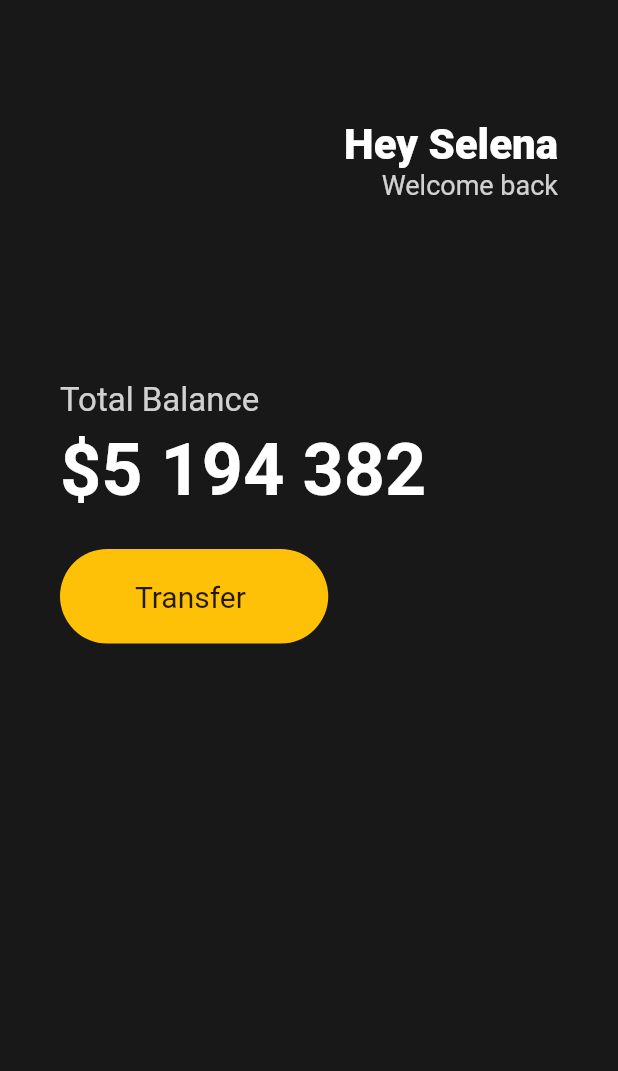
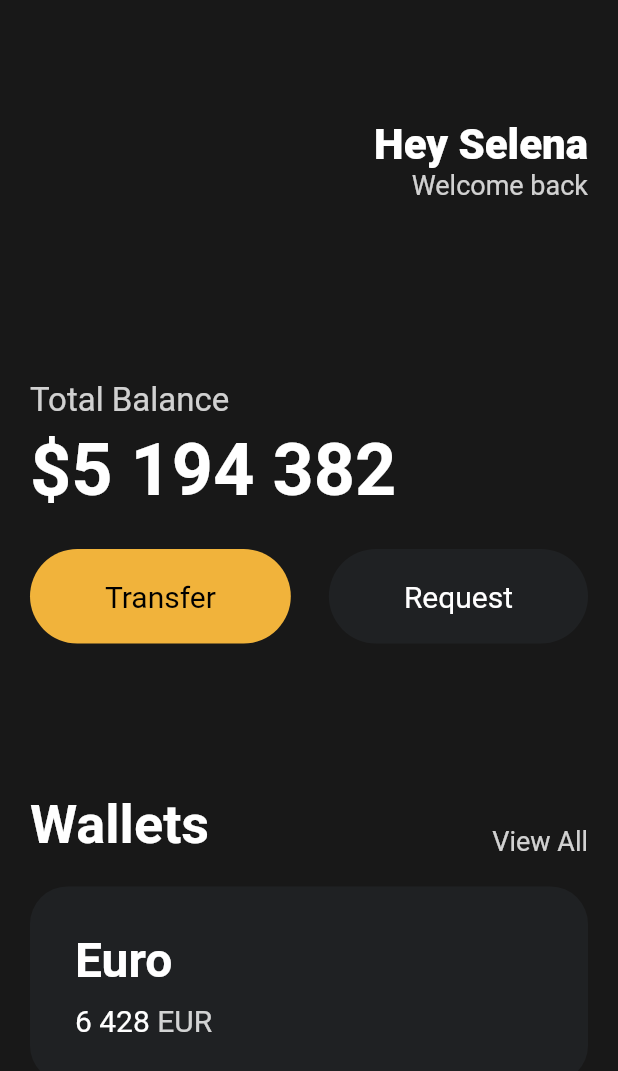
Before and after one commit to kevin622/toonflix, a Flutter app: the screen it shows after launch, on a phone screen of 412 x 824 dp. Shown: the top 1071 px of the screen. Run offline on Flutter 3.47's test engine with Material 2 defaults, Android fonts, the phone set to English and light mode, and no system bars.

Commit message:
started first card

```diff
--- a/lib/main.dart
+++ b/lib/main.dart
@@ -1,4 +1,5 @@
 import 'package:flutter/material.dart';
+import 'package:toonflix/widgets/button.dart';
 
 void main() {
   runApp(const MyApp());
@@ -13,7 +14,9 @@ class MyApp extends StatelessWidget {
       home: Scaffold(
           backgroundColor: const Color(0xFF181818),
           body: Padding(
-            padding: const EdgeInsets.symmetric(horizontal: 40),
+            padding: const EdgeInsets.symmetric(
+              horizontal: 20,
+            ),
             child: Column(
               crossAxisAlignment: CrossAxisAlignment.start,
               children: [
@@ -69,27 +72,96 @@ class MyApp extends StatelessWidget {
                 const SizedBox(
                   height: 25,
                 ),
+                const Row(
+                  mainAxisAlignment: MainAxisAlignment.spaceBetween,
+                  children: [
+                    Button(
+                      bgColor: Color(0xFFF1B33B),
+                      textColor: Colors.black,
+                      text: "Transfer",
+                    ),
+                    Button(
+                      bgColor: Color(0xFF1F2123),
+                      textColor: Colors.white,
+                      text: "Request",
+                    ),
+                  ],
+                ),
+                const SizedBox(
+                  height: 100,
+                ),
                 Row(
+                  crossAxisAlignment: CrossAxisAlignment.end,
+                  mainAxisAlignment: MainAxisAlignment.spaceBetween,
                   children: [
-                    Container(
-                      decoration: BoxDecoration(
-                        color: Colors.amber,
-                        borderRadius: BorderRadius.circular(45),
+                    const Text(
+                      "Wallets",
+                      style: TextStyle(
+                        color: Colors.white,
+                        fontSize: 36,
+                        fontWeight: FontWeight.w600,
                       ),
-                      child: const Padding(
-                           padding: EdgeInsets.symmetric(
-                          vertical: 20,
-                          horizontal: 50,
-                        ),
-                        child: Text(
-                          "Transfer ",
-                          style: TextStyle(
-                            fontSize: 20,
-                          ),
-                        ),
+                    ),
+                    Text(
+                      "View All",
+                      style: TextStyle(
+                        color: Colors.white.withOpacity(0.8),
+                        fontSize: 18,
                       ),
-                    )
+                    ),
                   ],
+                ),
+                const SizedBox(
+                  height: 20,
+                ),
+                Container(
+                  decoration: BoxDecoration(
+                    color: const Color(0xFF1F2123),
+                    borderRadius: BorderRadius.circular(25),
+                  ),
+                  child: Padding(
+                    padding: const EdgeInsets.all(30),
+                    child: Row(
+                      children: [
+                        Column(
+                          crossAxisAlignment: CrossAxisAlignment.start,
+                          children: [
+                            const Text(
+                              "Euro",
+                              style: TextStyle(
+                                  color: Colors.white,
+                                  fontSize: 32,
+                                  fontWeight: FontWeight.w600),
+                            ),
+                            const SizedBox(
+                              height: 10,
+                            ),
+                            Row(
+                              children: [
+                                const Text(
+                                  "6 428",
+                                  style: TextStyle(
+                                    color: Colors.white,
+                                    fontSize: 20,
+                                  ),
+                                ),
+                                const SizedBox(
+                                  width: 5,
+                                ),
+                                Text(
+                                  "EUR",
+                                  style: TextStyle(
+                                    color: Colors.white.withOpacity(0.8),
+                                    fontSize: 20,
+                                  ),
+                                ),
+                              ],
+                            )
+                          ],
+                        )
+                      ],
+                    ),
+                  ),
                 )
               ],
             ),
--- /dev/null
+++ b/lib/widgets/button.dart
@@ -0,0 +1,34 @@
+import 'package:flutter/material.dart';
+
+class Button extends StatelessWidget {
+  final Color bgColor;
+  final Color textColor;
+  final String text;
+
+  const Button({
+    super.key,
+    required this.bgColor,
+    required this.textColor,
+    required this.text,
+  });
+
+  @override
+  Widget build(BuildContext context) {
+    return Container(
+      decoration: BoxDecoration(
+        color: bgColor,
+        borderRadius: BorderRadius.circular(45),
+      ),
+      child: Padding(
+        padding: const EdgeInsets.symmetric(
+          vertical: 20,
+          horizontal: 50,
+        ),
+        child: Text(
+          text,
+          style: TextStyle(fontSize: 20, color: textColor),
+        ),
+      ),
+    );
+  }
+}
```
